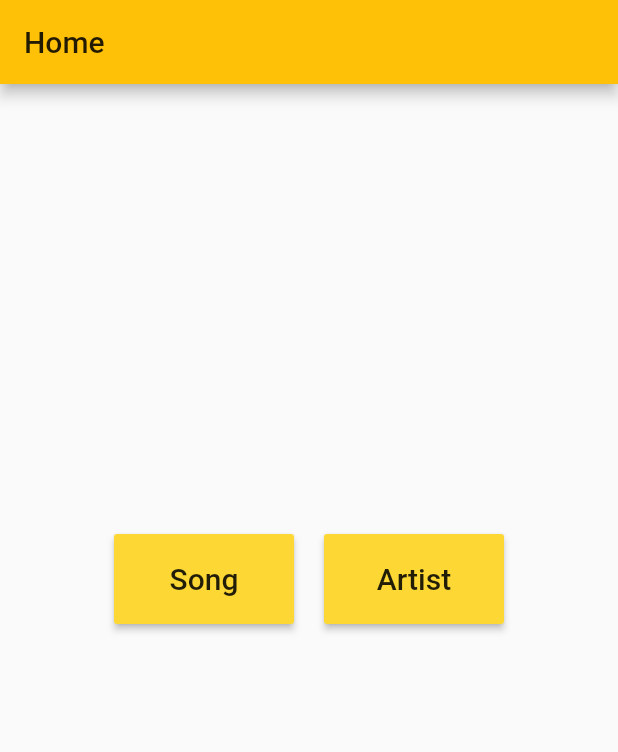
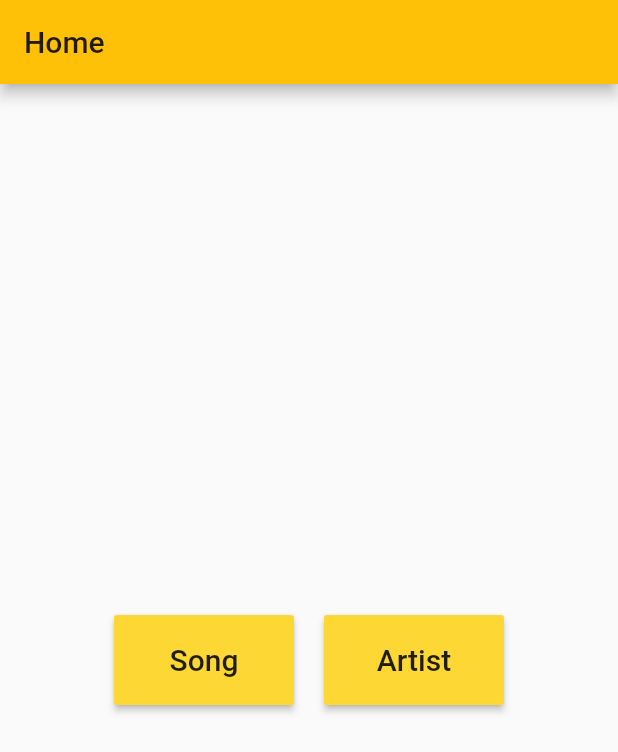
Before and after one commit to tsaniarisqi/polinema_mobile_flutter_UTS, a Flutter app: the screen it shows after launch, on a phone screen of 412 x 824 dp. Shown: the top 752 px of the screen. Run offline on Flutter 3.47's test engine with Material 2 defaults, Android fonts, the phone set to English and light mode, and no system bars; our stand-ins replace sqflite; accounts and stored records are empty.

Commit message:
memperbaiki tampilan home

```diff
--- a/lib/pages/home.dart
+++ b/lib/pages/home.dart
@@ -10,13 +10,14 @@ class Home extends StatelessWidget {
       appBar: AppBar(
         title: Text('Home'),
       ),
-      body: Row(
+      body: Center(
+        child: Row(
           mainAxisAlignment: MainAxisAlignment.center,
           children: [
             Container(
               height: 60,
               width: 120,
-            margin: EdgeInsets.only(top: 300, right: 10),
+              margin: EdgeInsets.only(right: 10),
               child: RaisedButton(
                 color: Colors.yellow[600],
                 child: Text("Song", style: TextStyle(fontSize: 20)),
@@ -31,7 +32,7 @@ class Home extends StatelessWidget {
             Container(
               height: 60,
               width: 120,
-            margin: EdgeInsets.only(top: 300, left: 10),
+              margin: EdgeInsets.only(left: 10),
               child: RaisedButton(
                 color: Colors.yellow[600],
                 child: Text("Artist", style: TextStyle(fontSize: 20)),
@@ -45,6 +46,7 @@ class Home extends StatelessWidget {
             ),
           ],
         ),
+      ),
     );
   }
 }
```
Lines whose indentation alone changed are shown as unchanged.
